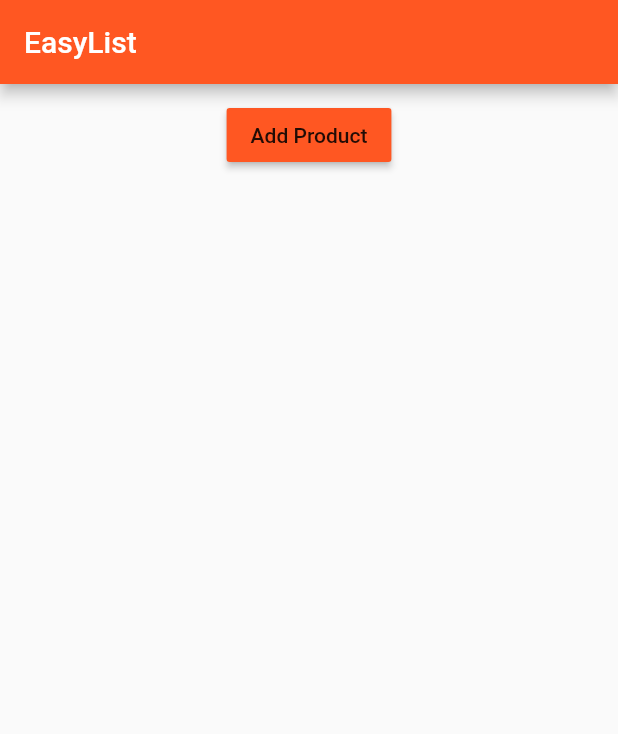
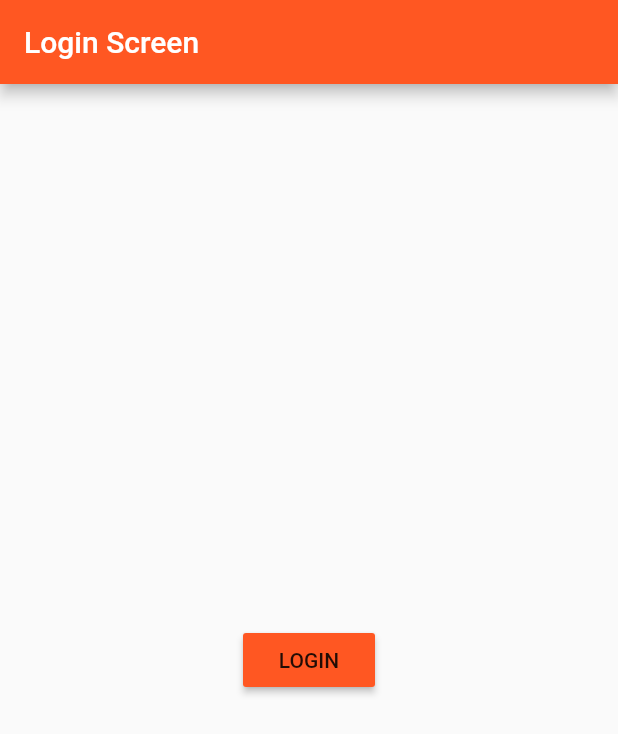
Before and after one commit to donwardpeng/Flutter_Playground, a Flutter app: the screen it shows after launch, on a phone screen of 412 x 824 dp. Shown: the top 734 px of the screen. Run offline on Flutter 3.47's test engine with Material 2 defaults, Android fonts, the phone set to English and light mode, and no system bars.

Commit message:
Added Back Button override on Product Details page and Login Screen

```diff
--- a/lib/main.dart
+++ b/lib/main.dart
@@ -1,7 +1,7 @@
 import 'package:flutter/material.dart';
 // import 'package:flutter/rendering.dart';
 
-import './pages/main_page.dart';
+import './pages/login.dart';
 
 void main() {
   // debugPaintSizeEnabled = true;
@@ -19,6 +19,6 @@ class MyApp extends StatelessWidget {
             brightness: Brightness.light,
             primarySwatch: Colors.deepOrange,
             accentColor: Colors.deepPurple),
-        home: MainPage());
+        home: LoginScreen());
   }
 }
--- /dev/null
+++ b/lib/pages/login.dart
@@ -0,0 +1,23 @@
+import 'package:flutter/material.dart';
+
+import './main_page.dart';
+
+class LoginScreen extends StatelessWidget {
+  @override
+  Widget build(BuildContext context) {
+    return Scaffold(
+        appBar: AppBar(title: Text('Login Screen')),
+        body: Container(
+          child: RaisedButton(
+              child: Text('LOGIN'),
+              color: Theme.of(context).primaryColor,
+              onPressed: () {
+                Navigator.pushReplacement(
+                    context,
+                    MaterialPageRoute(
+                        builder: (BuildContext context) => MainPage()));
+              }),
+          alignment: Alignment.center,
+        ));
+  }
+}
```
Also changed, not shown: lib/pages/product_details.dart (+10 -2 lines), 23 other files.
